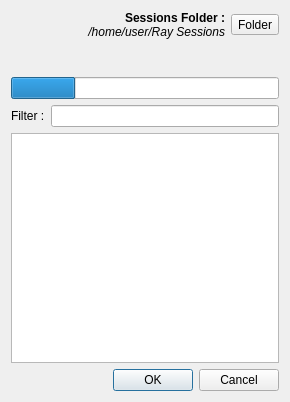
Qt form resources/ui/open_session.ui (Houston4444/RaySession) before a commit.
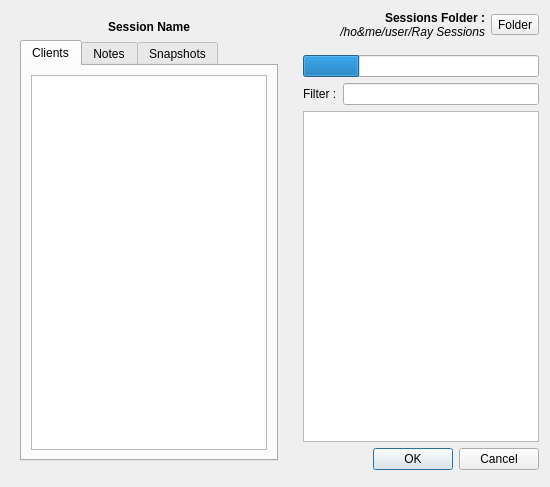
The same form after that commit. Icons and pictures are not drawn. Custom widgets are drawn as their Qt base class.

Commit message: get first impressions with open session dialog

Diff of the .ui file:
```diff
--- a/resources/ui/open_session.ui
+++ b/resources/ui/open_session.ui
@@ -9,8 +9,8 @@
    <rect>
     <x>0</x>
     <y>0</y>
-    <width>290</width>
-    <height>402</height>
+    <width>550</width>
+    <height>487</height>
    </rect>
   </property>
   <property name="windowTitle">
@@ -21,6 +21,88 @@
   </property>
   <layout class="QVBoxLayout" name="verticalLayout">
    <item>
+    <layout class="QHBoxLayout" name="horizontalLayout_4">
+     <item>
+      <widget class="PreviewFrame" name="previewFrame">
+       <property name="styleSheet">
+        <string notr="true">PreviewFrame{background:#30777777;border-radius:6px}</string>
+       </property>
+       <layout class="QVBoxLayout" name="verticalLayout_4">
+        <item>
+         <widget class="QLabel" name="labelSessionName">
+          <property name="font">
+           <font>
+            <weight>75</weight>
+            <bold>true</bold>
+           </font>
+          </property>
+          <property name="text">
+           <string>Session Name</string>
+          </property>
+          <property name="alignment">
+           <set>Qt::AlignCenter</set>
+          </property>
+         </widget>
+        </item>
+        <item>
+         <widget class="QTabWidget" name="tabWidget">
+          <property name="currentIndex">
+           <number>0</number>
+          </property>
+          <widget class="QWidget" name="tab">
+           <attribute name="title">
+            <string>Clients</string>
+           </attribute>
+           <layout class="QVBoxLayout" name="verticalLayout_5">
+            <item>
+             <widget class="QListWidget" name="listWidgetPreview"/>
+            </item>
+           </layout>
+          </widget>
+          <widget class="QWidget" name="tab_2">
+           <attribute name="title">
+            <string>Notes</string>
+           </attribute>
+           <layout class="QVBoxLayout" name="verticalLayout_6">
+            <item>
+             <widget class="QPlainTextEdit" name="plainTextEditNotes"/>
+            </item>
+           </layout>
+          </widget>
+          <widget class="QWidget" name="tab_3">
+           <attribute name="title">
+            <string>Snapshots</string>
+           </attribute>
+           <layout class="QVBoxLayout" name="verticalLayout_7">
+            <item>
+             <widget class="QListWidget" name="listWidget"/>
+            </item>
+           </layout>
+          </widget>
+         </widget>
+        </item>
+       </layout>
+      </widget>
+     </item>
+     <item>
+      <spacer name="horizontalSpacer">
+       <property name="orientation">
+        <enum>Qt::Horizontal</enum>
+       </property>
+       <property name="sizeType">
+        <enum>QSizePolicy::Fixed</enum>
+       </property>
+       <property name="sizeHint" stdset="0">
+        <size>
+         <width>10</width>
+         <height>20</height>
+        </size>
+       </property>
+      </spacer>
+     </item>
+     <item>
+      <layout class="QVBoxLayout" name="verticalLayout_8">
+       <item>
     <layout class="QHBoxLayout" name="horizontalLayout_3">
      <item>
       <layout class="QVBoxLayout" name="verticalLayout_2">
@@ -45,7 +127,7 @@
             <string notr="true">font-style :  italic</string>
            </property>
            <property name="text">
-            <string>/home/user/Ray Sessions</string>
+                <string>/ho&amp;me/user/Ray Sessions</string>
            </property>
            <property name="alignment">
             <set>Qt::AlignRight|Qt::AlignTrailing|Qt::AlignVCenter</set>
@@ -70,35 +152,20 @@
     </layout>
    </item>
    <item>
-    <widget class="QWidget" name="widgetSpacer" native="true">
-     <layout class="QVBoxLayout" name="verticalLayout_3">
-      <property name="spacing">
-       <number>0</number>
-      </property>
-      <property name="topMargin">
-       <number>0</number>
-      </property>
-      <property name="bottomMargin">
-       <number>0</number>
-      </property>
-      <item>
-       <spacer name="verticalSpacer_2">
+        <spacer name="verticalSpacer">
         <property name="orientation">
          <enum>Qt::Vertical</enum>
         </property>
         <property name="sizeType">
-         <enum>QSizePolicy::Minimum</enum>
+          <enum>QSizePolicy::Fixed</enum>
         </property>
         <property name="sizeHint" stdset="0">
          <size>
           <width>20</width>
-          <height>26</height>
+           <height>10</height>
          </size>
         </property>
        </spacer>
-      </item>
-     </layout>
-    </widget>
    </item>
    <item>
     <widget class="QProgressBar" name="progressBar">
@@ -168,6 +235,25 @@
     </widget>
    </item>
   </layout>
+     </item>
+    </layout>
+   </item>
+   <item>
+    <widget class="QWidget" name="widgetSpacer" native="true">
+     <layout class="QVBoxLayout" name="verticalLayout_3">
+      <property name="spacing">
+       <number>0</number>
+      </property>
+      <property name="topMargin">
+       <number>0</number>
+      </property>
+      <property name="bottomMargin">
+       <number>0</number>
+      </property>
+     </layout>
+    </widget>
+   </item>
+  </layout>
  </widget>
  <customwidgets>
   <customwidget>
@@ -175,6 +261,12 @@
    <extends>QLineEdit</extends>
    <header>surclassed_widgets</header>
   </customwidget>
+  <customwidget>
+   <class>PreviewFrame</class>
+   <extends>QFrame</extends>
+   <header>surclassed_widgets</header>
+   <container>1</container>
+  </customwidget>
  </customwidgets>
  <resources/>
  <connections>
```
Lines whose indentation alone changed are shown as unchanged. The commit also changes 2 other files.
